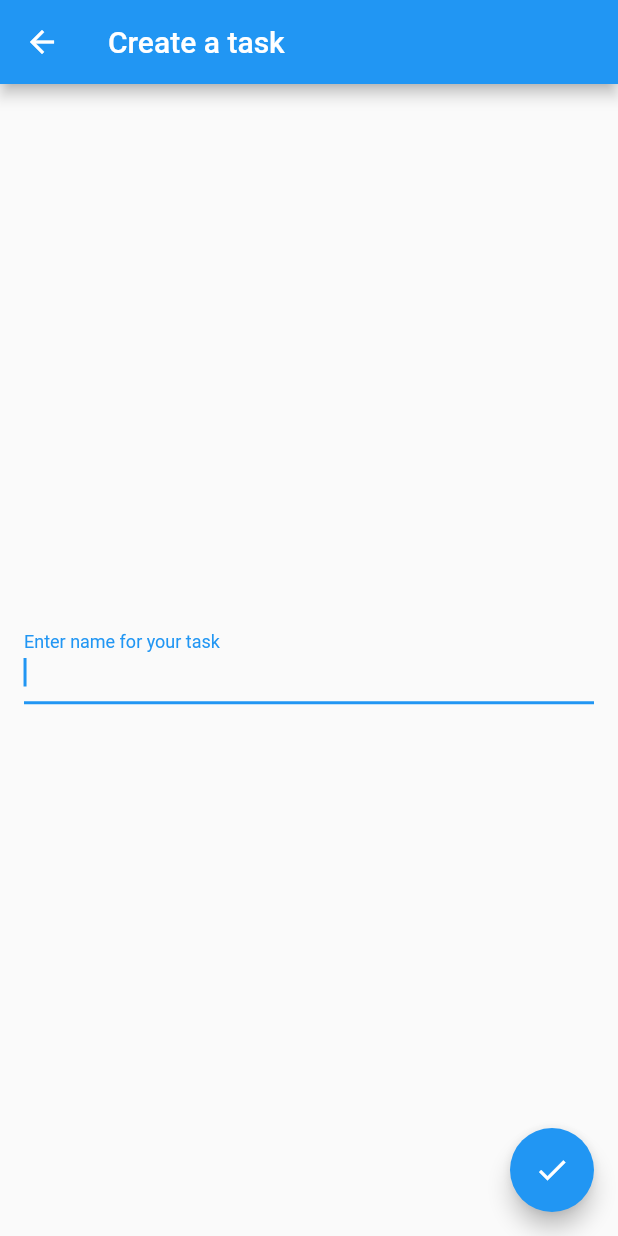
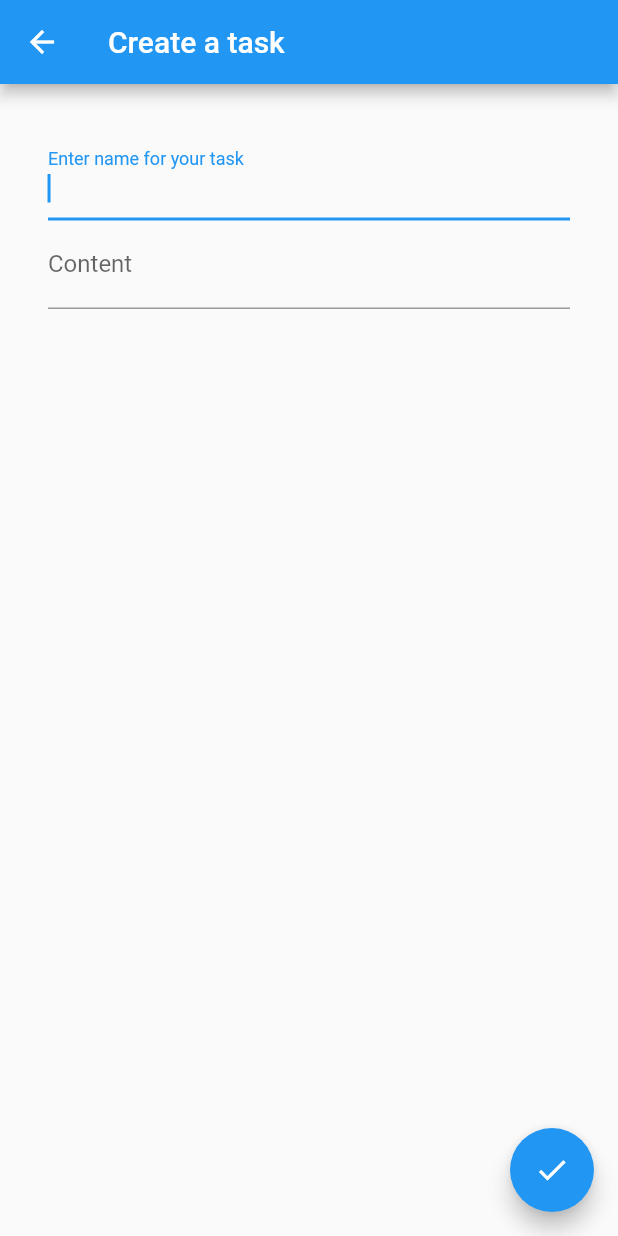
Before and after one commit to adityashukla03/gonote, a Flutter app: the NoteCreate screen opened by its route, on a phone screen of 412 x 824 dp. Run offline on Flutter 3.47's test engine with Material 2 defaults, Android fonts, the phone set to English and light mode, and no system bars; our stand-ins replace cloud_firestore, firebase_auth, google_sign_in; missing offline and left inert: collection_ext; accounts and stored records are empty.

Commit message:
Added content textField in create notes page
    * TextField to enter content of notes
      and store it on collection.

```diff
--- a/lib/create.dart
+++ b/lib/create.dart
@@ -18,35 +18,50 @@ class NoteCreate extends StatefulWidget {
 }
 
 class NoteCreateState extends State<NoteCreate> {
-  final collection = Firestore.instance.collection('tasks');
   final notesCollection = Firestore.instance.collection('notes');
 
   // Controller that handles the TextField
-  final TextEditingController controller = TextEditingController();
+  final TextEditingController notesTitleTextController =
+      TextEditingController();
+  final TextEditingController notesContentTextController =
+      TextEditingController();
 
   @override
   Widget build(BuildContext context) {
-    final user = Provider
-        .of<CurrentUser>(context)
-        ?.data;
+    final user = Provider.of<CurrentUser>(context)?.data;
     final uid = user?.uid;
     return Scaffold(
       appBar: AppBar(title: Text('Create a task')),
       body: Center(
-          child: Padding(
-              padding: EdgeInsets.all(16),
-              child: TextField(
-                  // Opens the keyboard automatically
-                  autofocus: true,
-                  controller: controller,
-                  decoration:
-                      InputDecoration(labelText: 'Enter name for your task')))),
+        child: Padding(
+          padding: EdgeInsets.all(32),
+          child: Column(
+            children: <Widget>[
+              TextField(
+                autofocus: true,
+                controller: notesTitleTextController,
+                decoration:
+                    InputDecoration(labelText: 'Enter name for your task'),
+              ),
+              TextField(
+                autofocus: true,
+                controller: notesContentTextController,
+                decoration: InputDecoration(labelText: 'Content'),
+              ),
+            ],
+          ),
+        ),
+      ),
       floatingActionButton: FloatingActionButton(
         child: Icon(Icons.done),
         onPressed: () async {
-          if (controller.text.isNotEmpty) {
+          if (notesTitleTextController.text.isNotEmpty) {
             await notesCollection.add(
-              {'title': controller.text, 'state': 0, 'uid': uid},
+              {
+                'uid': uid,
+                'title': notesTitleTextController.text,
+                'content': notesContentTextController.text,
+              },
             );
           } else {
             //TODO: field validation
```
